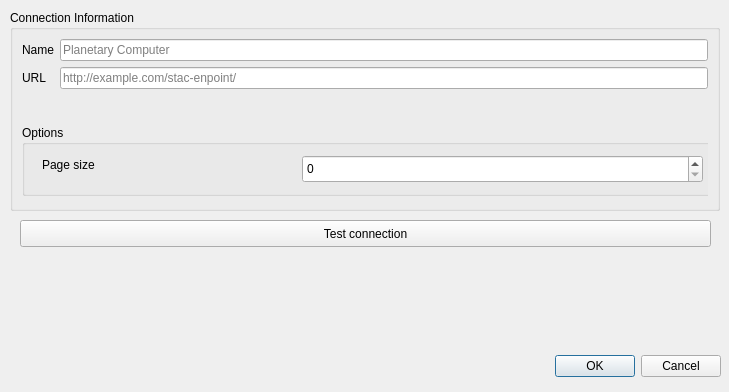
Before: the Qt Designer form src/qgis_stac/ui/connection_dialog.ui in stac-utils/qgis-stac-plugin, drawn with Qt 5.
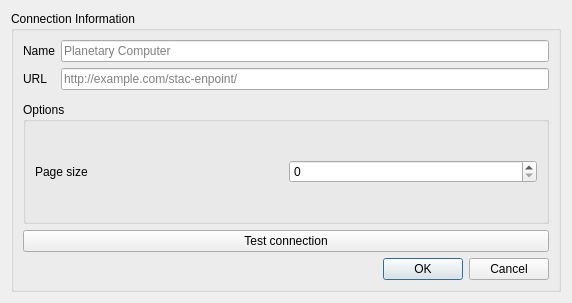
After: the same form once the commit is applied. Custom widgets are drawn as their Qt base class.

Commit message: make gui responsive

```diff
--- a/src/qgis_stac/ui/connection_dialog.ui
+++ b/src/qgis_stac/ui/connection_dialog.ui
@@ -6,143 +6,110 @@
    <rect>
     <x>0</x>
     <y>0</y>
-    <width>729</width>
-    <height>392</height>
+    <width>572</width>
+    <height>303</height>
    </rect>
   </property>
   <property name="windowTitle">
    <string>Create a New Connection</string>
   </property>
+  <layout class="QHBoxLayout" name="horizontalLayout">
+   <item>
   <widget class="QGroupBox" name="mConnectionGroupBox_2">
-   <property name="geometry">
-    <rect>
-     <x>10</x>
-     <y>10</y>
-     <width>710</width>
-     <height>201</height>
-    </rect>
-   </property>
    <property name="title">
     <string>Connection Information</string>
    </property>
    <layout class="QGridLayout" name="gridLayout_3">
-    <item row="0" column="0">
-     <widget class="QLabel" name="label_name">
+      <item row="7" column="0" colspan="2">
+       <widget class="QPushButton" name="pushButton">
       <property name="text">
-       <string>Name</string>
+         <string>Test connection</string>
       </property>
      </widget>
     </item>
-    <item row="1" column="1">
-     <widget class="QLineEdit" name="url_edit">
-      <property name="toolTip">
-       <string>URL of the connection, {x}, {y}, and {z} will be replaced with actual values. Use {-y} for inverted y axis.</string>
-      </property>
-      <property name="text">
-       <string/>
-      </property>
-      <property name="placeholderText">
-       <string>http://example.com/stac-enpoint/</string>
-      </property>
-     </widget>
-    </item>
-    <item row="1" column="0">
-     <widget class="QLabel" name="label_url">
-      <property name="text">
-       <string>URL</string>
-      </property>
-     </widget>
-    </item>
-    <item row="0" column="1">
-     <widget class="QLineEdit" name="name_edit">
-      <property name="toolTip">
-       <string>URL of the connection, {x}, {y}, and {z} will be replaced with actual values. Use {-y} for inverted y axis.</string>
-      </property>
-      <property name="text">
-       <string/>
-      </property>
-      <property name="placeholderText">
-       <string>Planetary Computer</string>
+      <item row="8" column="1">
+       <widget class="QDialogButtonBox" name="buttonBox">
+        <property name="orientation">
+         <enum>Qt::Horizontal</enum>
+        </property>
+        <property name="standardButtons">
+         <set>QDialogButtonBox::Cancel|QDialogButtonBox::Ok</set>
       </property>
      </widget>
     </item>
     <item row="2" column="0" colspan="2">
      <widget class="QgsAuthConfigSelect" name="mAuthConfigSelect">
       <property name="sizePolicy">
-       <sizepolicy hsizetype="Minimum" vsizetype="Preferred">
+         <sizepolicy hsizetype="Minimum" vsizetype="Maximum">
         <horstretch>0</horstretch>
         <verstretch>0</verstretch>
        </sizepolicy>
       </property>
+       </widget>
+      </item>
+      <item row="3" column="0" colspan="2">
       <widget class="QGroupBox" name="groupBox">
-       <property name="geometry">
-        <rect>
-         <x>0</x>
-         <y>30</y>
-         <width>691</width>
-         <height>71</height>
-        </rect>
-       </property>
        <property name="title">
         <string>Options</string>
        </property>
+        <layout class="QHBoxLayout" name="horizontalLayout_4">
+         <item>
        <widget class="QLabel" name="label">
-        <property name="geometry">
-         <rect>
-          <x>20</x>
-          <y>30</y>
-          <width>66</width>
-          <height>19</height>
-         </rect>
-        </property>
         <property name="text">
          <string>Page size</string>
         </property>
        </widget>
-       <widget class="QgsSpinBox" name="mQgsSpinBox">
-        <property name="geometry">
-         <rect>
-          <x>280</x>
-          <y>30</y>
-          <width>401</width>
-          <height>28</height>
-         </rect>
-        </property>
-       </widget>
-      </widget>
-     </widget>
-    </item>
-   </layout>
-  </widget>
-  <widget class="QDialogButtonBox" name="buttonBox">
-   <property name="geometry">
-    <rect>
-     <x>380</x>
-     <y>350</y>
-     <width>341</width>
-     <height>32</height>
-    </rect>
-   </property>
-   <property name="orientation">
-    <enum>Qt::Horizontal</enum>
-   </property>
-   <property name="standardButtons">
-    <set>QDialogButtonBox::Cancel|QDialogButtonBox::Ok</set>
-   </property>
-  </widget>
-  <widget class="QPushButton" name="pushButton">
-   <property name="geometry">
-    <rect>
-     <x>20</x>
-     <y>220</y>
-     <width>691</width>
-     <height>27</height>
-    </rect>
+         </item>
+         <item>
+          <widget class="QgsSpinBox" name="mQgsSpinBox"/>
+         </item>
+        </layout>
+       </widget>
+      </item>
+      <item row="1" column="0">
+       <widget class="QLabel" name="label_url">
+        <property name="text">
+         <string>URL</string>
+        </property>
+       </widget>
+      </item>
+      <item row="1" column="1">
+       <widget class="QLineEdit" name="url_edit">
+        <property name="toolTip">
+         <string>URL of the connection, {x}, {y}, and {z} will be replaced with actual values. Use {-y} for inverted y axis.</string>
+        </property>
+        <property name="text">
+         <string/>
+        </property>
+        <property name="placeholderText">
+         <string>http://example.com/stac-enpoint/</string>
+        </property>
+       </widget>
+      </item>
+      <item row="0" column="1">
+       <widget class="QLineEdit" name="name_edit">
+        <property name="toolTip">
+         <string>URL of the connection, {x}, {y}, and {z} will be replaced with actual values. Use {-y} for inverted y axis.</string>
    </property>
    <property name="text">
-    <string>Test connection</string>
-   </property>
-  </widget>
+         <string/>
+        </property>
+        <property name="placeholderText">
+         <string>Planetary Computer</string>
+        </property>
+       </widget>
+      </item>
+      <item row="0" column="0">
+       <widget class="QLabel" name="label_name">
+        <property name="text">
+         <string>Name</string>
+        </property>
+       </widget>
+      </item>
+     </layout>
+    </widget>
+   </item>
+  </layout>
  </widget>
  <customwidgets>
   <customwidget>
```
Lines whose indentation alone changed are shown as unchanged. The commit also changes 2 other files.
